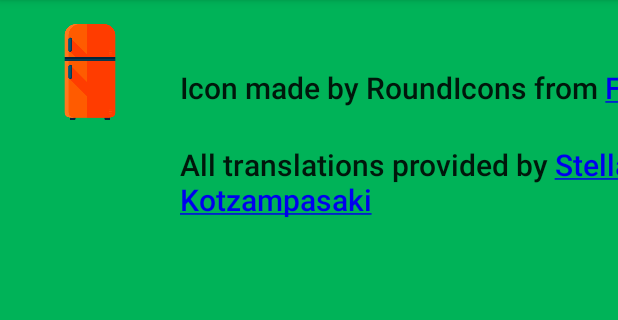
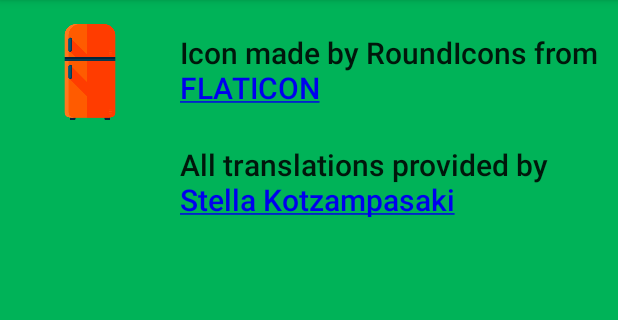
Before and after one commit to ambageo/GreenFridge, an Android app: the AboutActivity screen opened directly, with no data from a screen before it, on a phone screen of 412 x 824 dp, the part 84-404 px from its top. Run offline under Robolectric (Android 15) with nearby library versions, the phone set to English and light mode, and no system bars.

Commit message:
Fixed layout issue in About

```diff
--- a/app/src/main/java/com/georgeampartzidis/greenfridge/AboutActivity.java
+++ b/app/src/main/java/com/georgeampartzidis/greenfridge/AboutActivity.java
@@ -12,10 +12,7 @@ import androidx.appcompat.widget.Toolbar;
 
 public class AboutActivity extends AppCompatActivity {
 
-    private TextView mIconLinkTextView;
-    private TextView mTranslationLinkTextView;
     private Toolbar mToolbar;
-
 
     @Override
     protected void onCreate(Bundle savedInstanceState) {
@@ -23,16 +20,18 @@ public class AboutActivity extends AppCompatActivity {
         setContentView(R.layout.activity_about);
 
         // Enable the links inside the TextViews to be able to be clicked on
-        mIconLinkTextView = findViewById(R.id.tv_icon_link);
-        mIconLinkTextView.setMovementMethod(LinkMovementMethod.getInstance());
+        TextView iconLinkTextView = findViewById(R.id.tv_icon_link);
+        iconLinkTextView.setMovementMethod(LinkMovementMethod.getInstance());
 
-        mTranslationLinkTextView= findViewById(R.id.tv_translation_credits);
-        mTranslationLinkTextView.setMovementMethod(LinkMovementMethod.getInstance());
+        TextView translationLinkTextView = findViewById(R.id.tv_translation_credits);
+        translationLinkTextView.setMovementMethod(LinkMovementMethod.getInstance());
 
         mToolbar = findViewById(R.id.toolbar);
         setSupportActionBar(mToolbar);
         ActionBar actionBar= getSupportActionBar();
-        actionBar.setDisplayHomeAsUpEnabled(true);
+        if(actionBar != null) {
+            actionBar.setDisplayHomeAsUpEnabled(true);
+        }
 
         mToolbar.setNavigationOnClickListener(new View.OnClickListener() {
             @Override
--- a/app/src/main/res/layout/activity_about.xml
+++ b/app/src/main/res/layout/activity_about.xml
@@ -20,18 +20,19 @@
         android:paddingTop="?android:attr/actionBarSize"
         app:layout_constraintLeft_toLeftOf="parent"
         app:layout_constraintTop_toTopOf="parent"
-        app:srcCompat="@drawable/ic_fridge" />
+        app:srcCompat="@drawable/ic_fridge"
+        android:contentDescription="@string/fridge_icon_description" />
 
     <TextView
         android:id="@+id/tv_icon_link"
         android:layout_width="0dp"
         android:layout_height="wrap_content"
         android:layout_marginBottom="8dp"
-        android:layout_marginRight="8dp"
+        android:layout_marginEnd="8dp"
         android:text="@string/credit_fridge_icon"
         android:textAppearance="@style/TextAppearance.AppCompat.Title"
         app:layout_constraintBottom_toBottomOf="@+id/fridge_icon"
-        app:layout_constraintRight_toRightOf="parent"
+        app:layout_constraintEnd_toEndOf="parent"
         app:layout_constraintStart_toEndOf="@+id/fridge_icon" />
 
     <TextView
@@ -39,7 +40,7 @@
         android:layout_width="0dp"
         android:layout_height="wrap_content"
         android:layout_marginTop="24dp"
-        android:layout_marginRight="8dp"
+        android:layout_marginEnd="8dp"
         android:textAppearance="@style/TextAppearance.AppCompat.Title"
         android:text="@string/translation_credits"
         app:layout_constraintStart_toStartOf="@id/tv_icon_link"
--- a/app/src/main/res/values/strings.xml
+++ b/app/src/main/res/values/strings.xml
@@ -27,4 +27,5 @@
     <string name="check_list">check my list</string>
     <string name="alert_dialog_list_message">Just delete it or also add it in the fridge?</string>
     <string name="cancel">cancel</string>
+    <string name="fridge_icon_description">Logo icon of the app</string>
 </resources>
```
Also changed, not shown: 699 other files.
